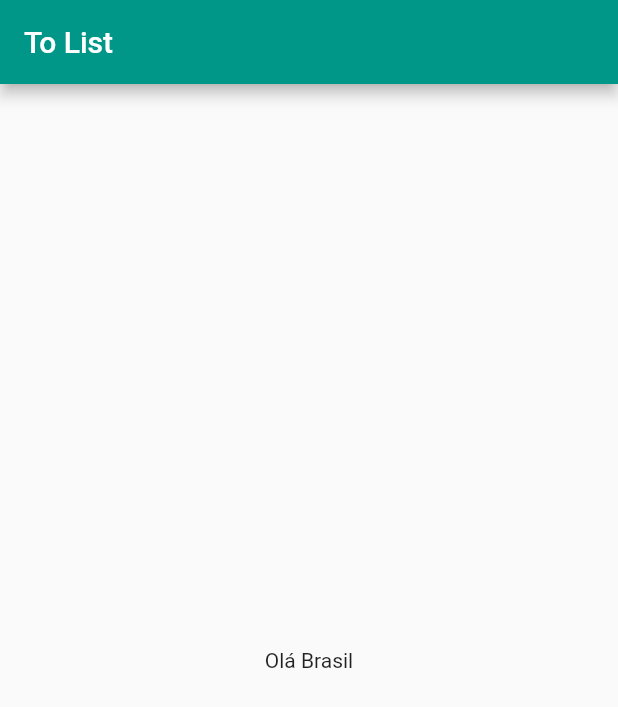
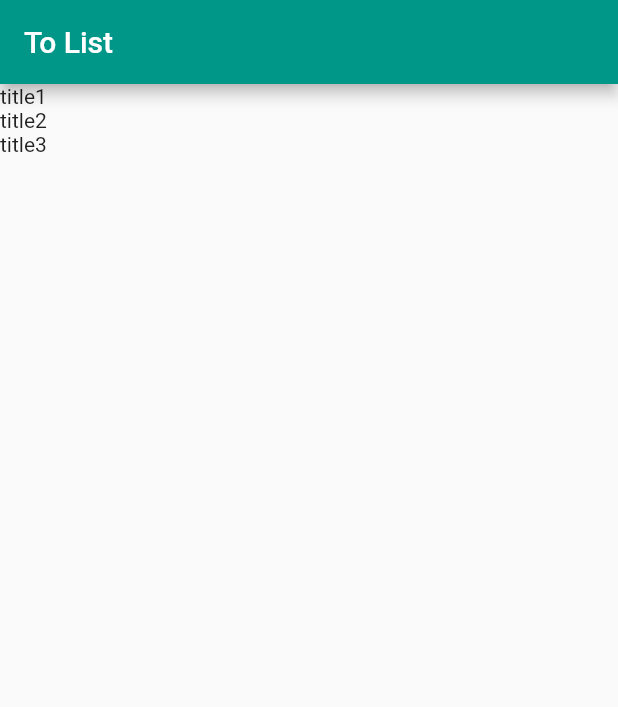
Before and after one commit to msousacode/dart-funamentos-basicos, a Flutter app: the screen it shows after launch, on a phone screen of 412 x 824 dp. Shown: the top 707 px of the screen. Run offline on Flutter 3.47's test engine with Material 2 defaults, Android fonts, the phone set to English and light mode, and no system bars.

```diff
--- a/first-app/todo/lib/main.dart
+++ b/first-app/todo/lib/main.dart
@@ -1,4 +1,5 @@
 import 'package:flutter/material.dart';
+import 'package:todo/models/item.dart';
 
 void main() {
   runApp(const MyApp());
@@ -20,14 +21,35 @@ class MyApp extends StatelessWidget {
   }
 }
 
-class HomePage extends StatelessWidget {
+class HomePage extends StatefulWidget {
+  //agora pode gerenciar estado das propriedades quando transformado de Statelees para Stateful.
+
+  var items = <Item>[];
+
+  HomePage({super.key}) {
+    items = [];
+    items.add(Item(title: "title1", done: true));
+    items.add(Item(title: "title2", done: true));
+    items.add(Item(title: "title3", done: true));
+  }
+
   @override
-  Widget build(Object context) {
+  State<HomePage> createState() => _HomePageState();
+}
+
+class _HomePageState extends State<HomePage> {
+  @override
+  Widget build(BuildContext context) {
     return Scaffold(
       appBar: AppBar(
         title: const Text("To List"),
       ),
-      body: const Center(child: Text('Olá Brasil')),
+      body: ListView.builder(
+        itemCount: widget.items.length,
+        itemBuilder: (BuildContext contexts, int index) {
+          return Text(widget.items[index].title);
+        },
+      ),
     );
   }
 }
```
